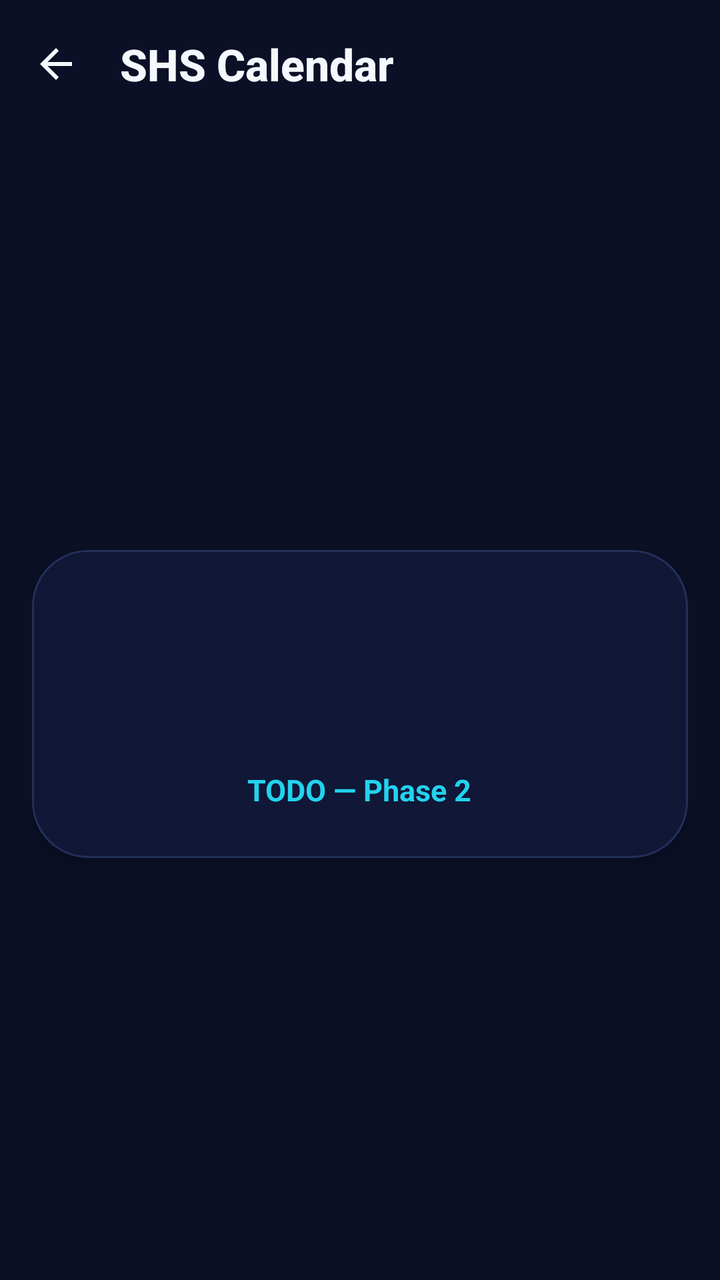
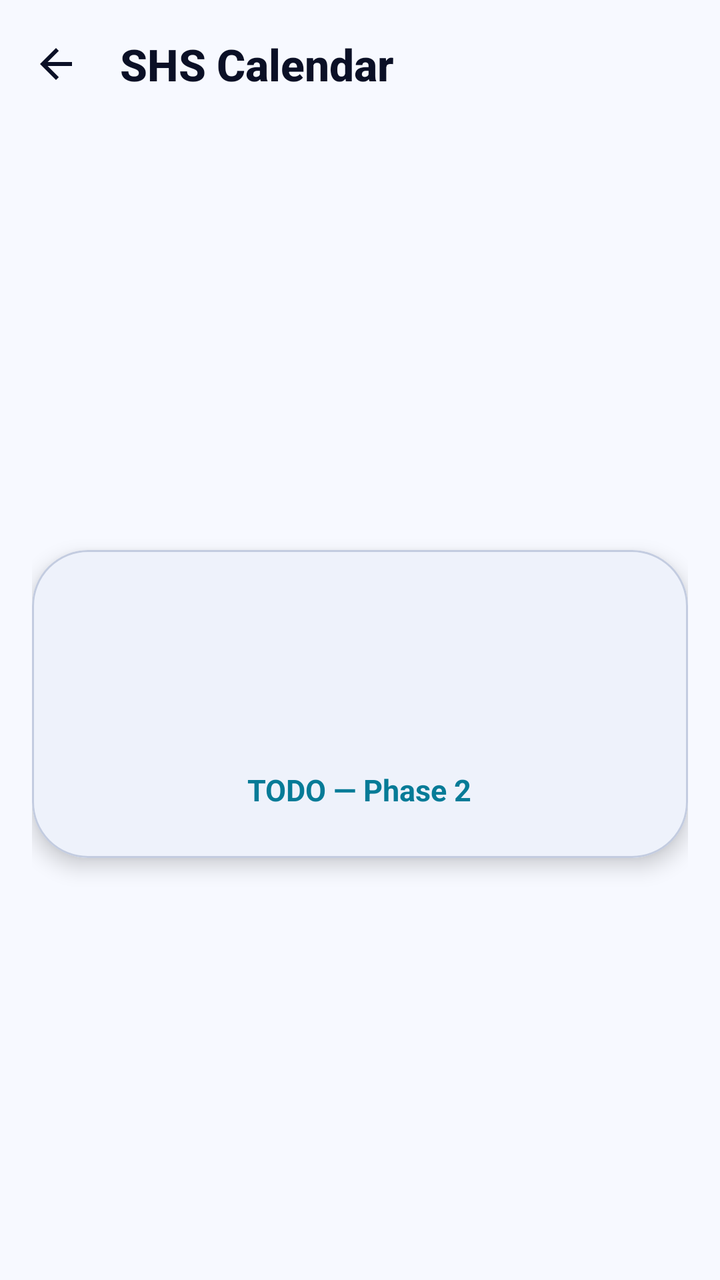

Compare the two renders of this Android layout. The source of the first and the diff that turns it into the second are given below.
<!-- AndroidManifest.xml: application theme Theme.SHSCalendar -->
<!-- res/layout/activity_placeholder.xml -->
<?xml version="1.0" encoding="utf-8"?>
<LinearLayout xmlns:android="http://schemas.android.com/apk/res/android"
    xmlns:app="http://schemas.android.com/apk/res-auto"
    android:layout_width="match_parent"
    android:layout_height="match_parent"
    android:background="@color/shs_night"
    android:orientation="vertical">

    <com.google.android.material.appbar.MaterialToolbar
        android:id="@+id/placeholder_toolbar"
        style="@style/SHS.TopBar"
        android:layout_width="match_parent"
        android:layout_height="wrap_content"
        app:navigationIcon="@drawable/ic_back"
        app:title="@string/app_name" />

    <LinearLayout
        android:layout_width="match_parent"
        android:layout_height="match_parent"
        android:gravity="center"
        android:orientation="vertical"
        android:padding="@dimen/shs_screen_padding">

        <com.google.android.material.card.MaterialCardView
            style="@style/SHS.Card.Hero"
            android:layout_width="match_parent"
            android:layout_height="wrap_content"
            android:padding="@dimen/shs_space_xl">

            <LinearLayout
                android:layout_width="match_parent"
                android:layout_height="wrap_content"
                android:gravity="center"
                android:orientation="vertical"
                android:padding="@dimen/shs_space_xl">

                <TextView
                    android:id="@+id/placeholder_title"
                    style="@style/SHS.Text.Title"
                    android:layout_width="wrap_content"
                    android:layout_height="wrap_content"
                    android:gravity="center" />

                <TextView
                    android:id="@+id/placeholder_body"
                    style="@style/SHS.Text.Body"
                    android:layout_width="match_parent"
                    android:layout_height="wrap_content"
                    android:layout_marginTop="@dimen/shs_space_md"
                    android:gravity="center"
                    android:textColor="@color/shs_text_secondary" />

                <TextView
                    android:id="@+id/placeholder_phase"
                    style="@style/SHS.Text.Accent"
                    android:layout_width="wrap_content"
                    android:layout_height="wrap_content"
                    android:layout_marginTop="@dimen/shs_space_lg"
                    android:text="@string/placeholder_phase2" />
            </LinearLayout>
        </com.google.android.material.card.MaterialCardView>
    </LinearLayout>
</LinearLayout>
<!-- resources referenced by this layout -->
<resources>
  <color name="shs_night">#0B1026</color>
  <color name="shs_text_secondary">#9AA6C9</color>
  <dimen name="shs_screen_padding">16dp</dimen>
  <dimen name="shs_space_lg">20dp</dimen>
  <dimen name="shs_space_md">16dp</dimen>
  <dimen name="shs_space_xl">24dp</dimen>
  <!-- drawable ic_back (drawable) -->
  <?xml version="1.0" encoding="utf-8"?>
  <vector xmlns:android="http://schemas.android.com/apk/res/android"
      android:width="24dp"
      android:height="24dp"
      android:tint="@color/shs_text_primary"
      android:viewportWidth="24"
      android:viewportHeight="24">
      <path
          android:fillColor="#FFFFFFFF"
          android:pathData="M20,11H7.83l5.59,-5.59L12,4l-8,8 8,8 1.41,-1.41L7.83,13H20v-2z" />
  </vector>
  <string name="app_name">SHS Calendar</string>
  <string name="placeholder_phase2">TODO — Phase 2</string>
  <style name="SHS.Card.Hero" parent="SHS.Card">
          <item name="cardCornerRadius">@dimen/shs_radius_card_large</item>
          <item name="cardBackgroundColor">@color/shs_hero_end</item>
      </style>
  <style name="Theme.SHSCalendar" parent="Theme.Material3.Dark.NoActionBar">
          <item name="colorPrimary">@color/shs_cyan</item>
          <item name="colorOnPrimary">@color/shs_text_on_accent</item>
          <item name="colorPrimaryContainer">@color/shs_cyan_deep</item>
          <item name="colorOnPrimaryContainer">@color/shs_text_primary</item>
  
          <item name="colorSecondary">@color/shs_teal</item>
          <item name="colorOnSecondary">@color/shs_text_on_accent</item>
          <item name="colorSecondaryContainer">@color/shs_teal_deep</item>
          <item name="colorOnSecondaryContainer">@color/shs_text_primary</item>
  
          <item name="colorTertiary">@color/shs_indigo</item>
          <item name="colorOnTertiary">@color/shs_text_on_accent</item>
  
          <item name="colorError">@color/shs_danger</item>
          <item name="colorOnError">@color/shs_text_on_accent</item>
  
          <item name="android:colorBackground">@color/shs_night</item>
          <item name="colorSurface">@color/shs_surface</item>
          <item name="colorSurfaceVariant">@color/shs_surface_high</item>
          <item name="colorOnSurface">@color/shs_text_primary</item>
          <item name="colorOnSurfaceVariant">@color/shs_text_secondary</item>
          <item name="colorOutline">@color/shs_stroke</item>
  
          <item name="android:statusBarColor">@color/shs_night</item>
          <item name="android:navigationBarColor">@color/shs_nav_bg</item>
          <item name="android:windowBackground">@color/shs_night</item>
          <item name="android:textColorPrimary">@color/shs_text_primary</item>
          <item name="android:textColorSecondary">@color/shs_text_secondary</item>
          <item name="android:textColorHint">@color/shs_text_muted</item>
  
          <item name="materialAlertDialogTheme">@style/Theme.SHSCalendar.Dialog</item>
      </style>
  <color name="shs_text_primary">#F5F8FF</color>
  <dimen name="shs_radius_card_large">28dp</dimen>
  <color name="shs_hero_end">#101737</color>
  <dimen name="shs_text_body">15sp</dimen>
  <color name="shs_cyan">#22D3EE</color>
  <dimen name="shs_text_title">22sp</dimen>
  <color name="shs_text_on_accent">#06121F</color>
  <color name="shs_cyan_deep">#067B97</color>
  <color name="shs_teal">#2DD4BF</color>
  <color name="shs_teal_deep">#1B7F73</color>
  <color name="shs_indigo">#818CF8</color>
  <color name="shs_danger">#FB7185</color>
  <color name="shs_surface">#121A36</color>
  <color name="shs_surface_high">#1A2447</color>
  <color name="shs_stroke">#243059</color>
  <color name="shs_nav_bg">#0D132C</color>
  <color name="shs_text_muted">#7886BA</color>
  <dimen name="shs_radius_card">22dp</dimen>
  <dimen name="shs_elevation_card">6dp</dimen>
  <style name="ShapeAppearance.SHSCalendar.Large" parent="ShapeAppearance.Material3.Corner.Large">
          <item name="cornerSize">@dimen/shs_radius_card</item>
      </style>
  <!-- unchanged entries left out for length: 6 -->
</resources>

<!-- the commit's change to res/layout/activity_placeholder.xml (unified diff, before → after) -->
@@ -3,7 +3,7 @@
     xmlns:app="http://schemas.android.com/apk/res-auto"
     android:layout_width="match_parent"
     android:layout_height="match_parent"
-    android:background="@color/shs_night"
+    android:background="?android:attr/colorBackground"
     android:orientation="vertical">
 
     <com.google.android.material.appbar.MaterialToolbar
<!-- resource entries referenced after the edit -->
@@ -1,7 +1,8 @@
 <!-- resources referenced by this layout -->
 <resources>
-  <color name="shs_night">#0B1026</color>
-  <color name="shs_text_secondary">#9AA6C9</color>
+  <color name="shs_night">#F7F9FF</color>
+  <style name="Theme.SHSParent" parent="Theme.Material3.Light.NoActionBar" />
+  <color name="shs_text_secondary">#414C70</color>
   <dimen name="shs_screen_padding">16dp</dimen>
   <dimen name="shs_space_lg">20dp</dimen>
   <dimen name="shs_space_md">16dp</dimen>
@@ -15,7 +16,7 @@
       android:viewportWidth="24"
       android:viewportHeight="24">
       <path
-          android:fillColor="#FFFFFFFF"
+          android:fillColor="@color/shs_text_primary"
           android:pathData="M20,11H7.83l5.59,-5.59L12,4l-8,8 8,8 1.41,-1.41L7.83,13H20v-2z" />
   </vector>
   <string name="app_name">SHS Calendar</string>
@@ -24,7 +25,7 @@
           <item name="cardCornerRadius">@dimen/shs_radius_card_large</item>
           <item name="cardBackgroundColor">@color/shs_hero_end</item>
       </style>
-  <style name="Theme.SHSCalendar" parent="Theme.Material3.Dark.NoActionBar">
+  <style name="Theme.SHSCalendar" parent="Theme.SHSParent">
           <item name="colorPrimary">@color/shs_cyan</item>
           <item name="colorOnPrimary">@color/shs_text_on_accent</item>
           <item name="colorPrimaryContainer">@color/shs_cyan_deep</item>
@@ -57,23 +58,23 @@
   
           <item name="materialAlertDialogTheme">@style/Theme.SHSCalendar.Dialog</item>
       </style>
-  <color name="shs_text_primary">#F5F8FF</color>
+  <color name="shs_text_primary">#0B1026</color>
   <dimen name="shs_radius_card_large">28dp</dimen>
-  <color name="shs_hero_end">#101737</color>
+  <color name="shs_hero_end">#EEF2FB</color>
   <dimen name="shs_text_body">15sp</dimen>
-  <color name="shs_cyan">#22D3EE</color>
+  <color name="shs_cyan">#067B97</color>
   <dimen name="shs_text_title">22sp</dimen>
-  <color name="shs_text_on_accent">#06121F</color>
-  <color name="shs_cyan_deep">#067B97</color>
-  <color name="shs_teal">#2DD4BF</color>
-  <color name="shs_teal_deep">#1B7F73</color>
-  <color name="shs_indigo">#818CF8</color>
-  <color name="shs_danger">#FB7185</color>
-  <color name="shs_surface">#121A36</color>
-  <color name="shs_surface_high">#1A2447</color>
-  <color name="shs_stroke">#243059</color>
-  <color name="shs_nav_bg">#0D132C</color>
-  <color name="shs_text_muted">#7886BA</color>
+  <color name="shs_text_on_accent">#FFFFFF</color>
+  <color name="shs_cyan_deep">#CDEDF5</color>
+  <color name="shs_teal">#0F766E</color>
+  <color name="shs_teal_deep">#CFF3EE</color>
+  <color name="shs_indigo">#4F46E5</color>
+  <color name="shs_danger">#BE123C</color>
+  <color name="shs_surface">#FFFFFF</color>
+  <color name="shs_surface_high">#EEF2FB</color>
+  <color name="shs_stroke">#C3CCE0</color>
+  <color name="shs_nav_bg">#FFFFFF</color>
+  <color name="shs_text_muted">#5A6486</color>
   <dimen name="shs_radius_card">22dp</dimen>
   <dimen name="shs_elevation_card">6dp</dimen>
   <style name="ShapeAppearance.SHSCalendar.Large" parent="ShapeAppearance.Material3.Corner.Large">
